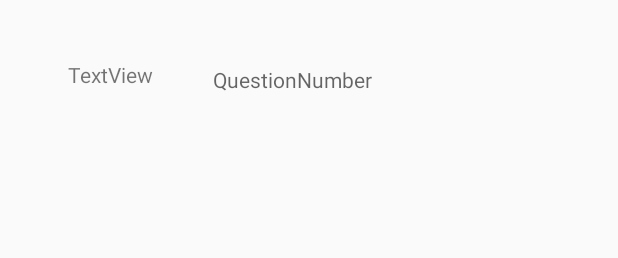
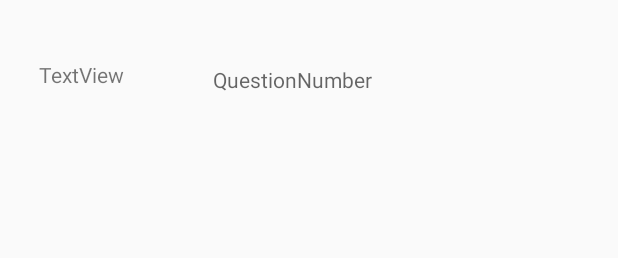
Before and after one commit to zakariamosa/SimpleKahoot, an Android app: the layout activity_student_quiz_question.xml on its own in the app's theme, with its tools: preview values and no code run, on a phone screen of 412 x 824 dp. Shown: the top 258 px of the screen. Run offline under Robolectric (Android 15) with nearby library versions, the phone set to English and light mode, and no system bars.

Commit message:
first student question some changes

```diff
--- a/app/src/main/res/layout/activity_student_quiz_question.xml
+++ b/app/src/main/res/layout/activity_student_quiz_question.xml
@@ -99,8 +99,8 @@
 
     <TextView
         android:id="@+id/txtScore"
-        android:layout_width="wrap_content"
-        android:layout_height="wrap_content"
+        android:layout_width="76dp"
+        android:layout_height="23dp"
         android:layout_marginTop="40dp"
         android:layout_marginEnd="40dp"
         android:text="TextView"
```
Also changed, not shown: app/src/main/java/com/example/simplekahoot/StudentQuizQuestion.kt (+10 -1 lines).
